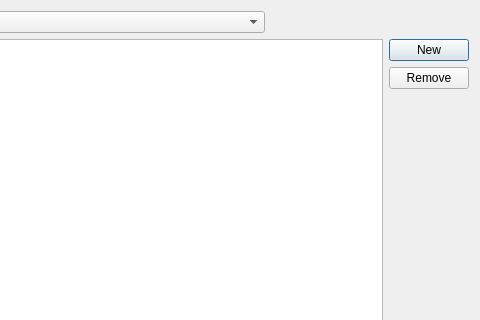
Old version of the form app/settings/viewsdialog/viewsdialog.ui in the repository KDE/latte-dock; both pictures show x 296 to 776 and y 0 to 320 of the 776 by 511 pixel window.
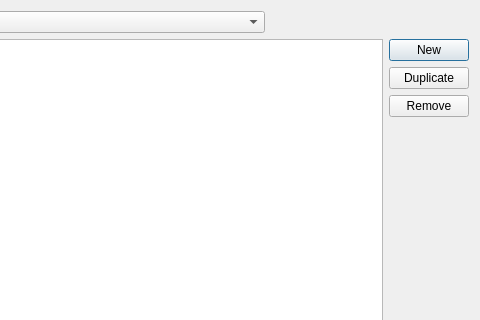
New version of the form. Icons and pictures are not drawn. Custom widgets are drawn as their Qt base class.

Commit message: viewsdialog:provide duplicate action

The edit to the form file:
```diff
--- a/app/settings/viewsdialog/viewsdialog.ui
+++ b/app/settings/viewsdialog/viewsdialog.ui
@@ -121,6 +121,16 @@
              </property>
             </widget>
            </item>
+           <item>
+            <widget class="QPushButton" name="duplicateBtn">
+             <property name="text">
+              <string>Duplicate</string>
+             </property>
+             <property name="icon">
+              <iconset theme="edit-copy"/>
+             </property>
+            </widget>
+           </item>
            <item>
             <widget class="QPushButton" name="removeBtn">
              <property name="text">
```
The commit also changes 2 other files.
